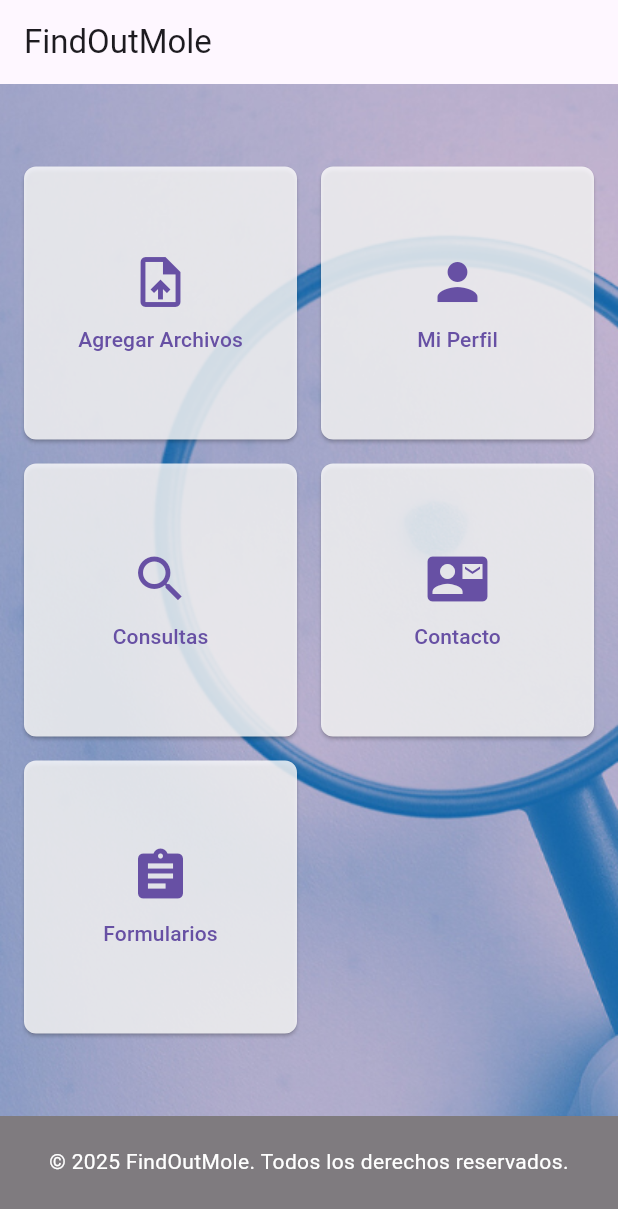
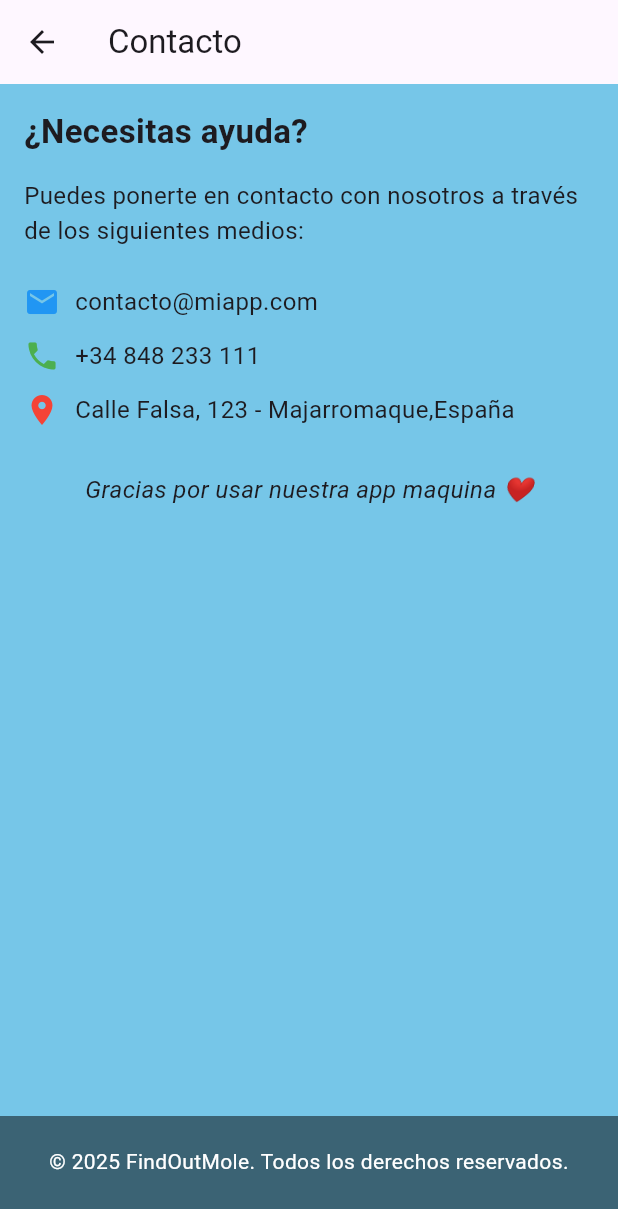
Before and after one commit to Sergi-10/findoutmole_copia, a Flutter app: the HomePage screen opened directly, after a tap on "Contacto", on a phone screen of 412 x 824 dp. Shown: the top 1209 px of the screen. Run offline on Flutter 3.47's test engine with Material 3 defaults, Android fonts, the phone set to English and light mode, and no system bars.

Commit message:
Añadido contacto y footbar

```diff
--- /dev/null
+++ b/lib/screen/FootBar.dart
@@ -0,0 +1,20 @@
+import 'package:flutter/material.dart';
+
+class FooterBar extends StatelessWidget {
+  const FooterBar({super.key});
+
+  @override
+  Widget build(BuildContext context) {
+    return BottomAppBar(
+      color: Colors.black.withOpacity(0.5),
+      child: Padding(
+        padding: const EdgeInsets.all(8.0),
+        child: Text(
+          '© 2025 FindOutMole. Todos los derechos reservados.',
+          textAlign: TextAlign.center,
+          style: TextStyle(color: Colors.white),
+        ),
+      ),
+    );
+  }
+}
--- /dev/null
+++ b/lib/screen/menu_screen/Contacto.dart
@@ -0,0 +1,68 @@
+import 'package:flutter/material.dart';
+import 'package:findoutmole/screen/FootBar.dart';
+
+class ContactoScreen extends StatelessWidget {
+  @override
+  Widget build(BuildContext context) {
+    return Scaffold(
+      bottomNavigationBar: const FooterBar(),
+      backgroundColor: const Color.fromARGB(255, 118, 198, 232),
+      appBar: AppBar(title: Text('Contacto')),
+      body: Padding(
+        padding: const EdgeInsets.all(16.0),
+        child: Column(
+          crossAxisAlignment: CrossAxisAlignment.start,
+          children: [
+            Text(
+              '¿Necesitas ayuda?',
+              style: TextStyle(fontSize: 22, fontWeight: FontWeight.bold),
+            ),
+            SizedBox(height: 16),
+            Text(
+              'Puedes ponerte en contacto con nosotros a través de los siguientes medios:',
+              style: TextStyle(fontSize: 16),
+            ),
+            SizedBox(height: 24),
+
+            Row(
+              children: [
+                Icon(Icons.email, color: Colors.blue),
+                SizedBox(width: 10),
+                Text('contacto@miapp.com', style: TextStyle(fontSize: 16)),
+              ],
+            ),
+            SizedBox(height: 12),
+
+            Row(
+              children: [
+                Icon(Icons.phone, color: Colors.green),
+                SizedBox(width: 10),
+                Text('+34 848 233 111', style: TextStyle(fontSize: 16)),
+              ],
+            ),
+            SizedBox(height: 12),
+
+            Row(
+              children: [
+                Icon(Icons.location_on, color: Colors.red),
+                SizedBox(width: 10),
+                Text(
+                  'Calle Falsa, 123 - Majarromaque,España',
+                  style: TextStyle(fontSize: 16),
+                ),
+              ],
+            ),
+
+            SizedBox(height: 30),
+            Center(
+              child: Text(
+                'Gracias por usar nuestra app maquina ❤️',
+                style: TextStyle(fontSize: 16, fontStyle: FontStyle.italic),
+              ),
+            ),
+          ],
+        ),
+      ),
+    );
+  }
+}
--- a/lib/screen/menu_screen/Home.dart
+++ b/lib/screen/menu_screen/Home.dart
@@ -1,6 +1,8 @@
+import 'package:findoutmole/screen/FootBar.dart';
 import 'package:flutter/material.dart';
 import 'package:findoutmole/screen/menu_screen/Perfil.dart'; // Pantalla de perfil
 import 'package:findoutmole/screen/menu_screen/Formularios.dart'; // Pantalla de formularios
+import 'package:findoutmole/screen/menu_screen/Contacto.dart'; // Pantalla de contacto
 
 class HomePage extends StatelessWidget {
   const HomePage({super.key});
@@ -8,16 +10,15 @@ class HomePage extends StatelessWidget {
   @override
   Widget build(BuildContext context) {
     return Scaffold(
-      appBar: AppBar(
-        title: Text('FindOutMole'),
-      ),
+      appBar: AppBar(title: Text('FindOutMole')),
       body: Stack(
         children: [
           // Imagen de fondo
           Positioned.fill(
             child: Image.asset(
               'assets/images/2.png', // Ruta de la imagen
-              fit: BoxFit.cover, // Ajusta la imagen para cubrir toda la pantalla
+              fit:
+                  BoxFit.cover, // Ajusta la imagen para cubrir toda la pantalla
             ),
           ),
           // Contenido principal
@@ -27,7 +28,8 @@ class HomePage extends StatelessWidget {
               Padding(
                 padding: const EdgeInsets.all(16.0),
                 child: GridView.count(
-                  shrinkWrap: true, // Hace que el GridView ocupe solo el espacio necesario
+                  shrinkWrap:
+                      true, // Hace que el GridView ocupe solo el espacio necesario
                   crossAxisCount: 2, // Dos columnas
                   crossAxisSpacing: 16, // Espaciado horizontal
                   mainAxisSpacing: 16, // Espaciado vertical
@@ -35,7 +37,9 @@ class HomePage extends StatelessWidget {
                     // Botón 1: Agregar Archivos
                     ElevatedButton(
                       style: ElevatedButton.styleFrom(
-                        backgroundColor: Colors.white.withOpacity(0.8), // Fondo con transparencia
+                        backgroundColor: Colors.white.withOpacity(
+                          0.8,
+                        ), // Fondo con transparencia
                         padding: const EdgeInsets.all(16.0),
                         shape: RoundedRectangleBorder(
                           borderRadius: BorderRadius.circular(8.0),
@@ -56,7 +60,9 @@ class HomePage extends StatelessWidget {
                     // Botón 2: Mi Perfil
                     ElevatedButton(
                       style: ElevatedButton.styleFrom(
-                        backgroundColor: Colors.white.withOpacity(0.8), // Fondo con transparencia
+                        backgroundColor: Colors.white.withOpacity(
+                          0.8,
+                        ), // Fondo con transparencia
                         padding: const EdgeInsets.all(16.0),
                         shape: RoundedRectangleBorder(
                           borderRadius: BorderRadius.circular(8.0),
@@ -66,14 +72,21 @@ class HomePage extends StatelessWidget {
                         Navigator.push(
                           context,
                           MaterialPageRoute(
-                            builder: (context) => PerfilPage(
-                              nombre: 'Nombre no definido', // Valor predeterminado
-                              apellidos: 'Apellidos no definidos', // Valor predeterminado
-                              email: 'Correo no definido', // Valor predeterminado
-                              edad: 'Edad no definida', // Valor predeterminado
-                              peso: 'Peso no definido', // Valor predeterminado
-                              telefono: 'Teléfono no definido', // Valor predeterminado
-                            ),
+                            builder:
+                                (context) => PerfilPage(
+                                  nombre:
+                                      'Nombre no definido', // Valor predeterminado
+                                  apellidos:
+                                      'Apellidos no definidos', // Valor predeterminado
+                                  email:
+                                      'Correo no definido', // Valor predeterminado
+                                  edad:
+                                      'Edad no definida', // Valor predeterminado
+                                  peso:
+                                      'Peso no definido', // Valor predeterminado
+                                  telefono:
+                                      'Teléfono no definido', // Valor predeterminado
+                                ),
                           ),
                         );
                       },
@@ -89,7 +102,9 @@ class HomePage extends StatelessWidget {
                     // Botón 3: Consultas
                     ElevatedButton(
                       style: ElevatedButton.styleFrom(
-                        backgroundColor: Colors.white.withOpacity(0.8), // Fondo con transparencia
+                        backgroundColor: Colors.white.withOpacity(
+                          0.8,
+                        ), // Fondo con transparencia
                         padding: const EdgeInsets.all(16.0),
                         shape: RoundedRectangleBorder(
                           borderRadius: BorderRadius.circular(8.0),
@@ -107,17 +122,29 @@ class HomePage extends StatelessWidget {
                         ],
                       ),
                     ),
-                    // Botón 4: Contacto
+                    // Botón 4: Contacto// Botón 4: Contacto
                     ElevatedButton(
                       style: ElevatedButton.styleFrom(
-                        backgroundColor: Colors.white.withOpacity(0.8), // Fondo con transparencia
+                        backgroundColor: const Color.fromARGB(
+                          255,
+                          246,
+                          247,
+                          248,
+                        ).withOpacity(0.8),
                         padding: const EdgeInsets.all(16.0),
                         shape: RoundedRectangleBorder(
                           borderRadius: BorderRadius.circular(8.0),
                         ),
                       ),
                       onPressed: () {
-                        print('Contacto clicked!');
+                        Navigator.push(
+                          context,
+                          MaterialPageRoute(
+                            builder:
+                                (context) =>
+                                    ContactoScreen(), // Asegúrate que así se llama tu clase
+                          ),
+                        );
                       },
                       child: Column(
                         mainAxisAlignment: MainAxisAlignment.center,
@@ -131,7 +158,9 @@ class HomePage extends StatelessWidget {
                     // Botón 5: Formularios
                     ElevatedButton(
                       style: ElevatedButton.styleFrom(
-                        backgroundColor: Colors.white.withOpacity(0.8), // Fondo con transparencia
+                        backgroundColor: Colors.white.withOpacity(
+                          0.8,
+                        ), // Fondo con transparencia
                         padding: const EdgeInsets.all(16.0),
                         shape: RoundedRectangleBorder(
                           borderRadius: BorderRadius.circular(8.0),
@@ -141,7 +170,9 @@ class HomePage extends StatelessWidget {
                         Navigator.push(
                           context,
                           MaterialPageRoute(
-                            builder: (context) => FormulariosPage(), // Navega a la pantalla de formularios
+                            builder:
+                                (context) =>
+                                    FormulariosPage(), // Navega a la pantalla de formularios
                           ),
                         );
                       },
@@ -162,17 +193,7 @@ class HomePage extends StatelessWidget {
           ),
         ],
       ),
-      bottomNavigationBar: BottomAppBar(
-        color: Colors.black.withOpacity(0.5),
-        child: Padding(
-          padding: const EdgeInsets.all(8.0),
-          child: Text(
-            '© 2025 FindOutMole. Todos los derechos reservados.',
-            textAlign: TextAlign.center,
-            style: TextStyle(color: Colors.white), // Texto visible sobre fondo
-          ),
-        ), // Fondo semitransparente
-      ),
+      bottomNavigationBar: FooterBar(),
     );
   }
 }
```
